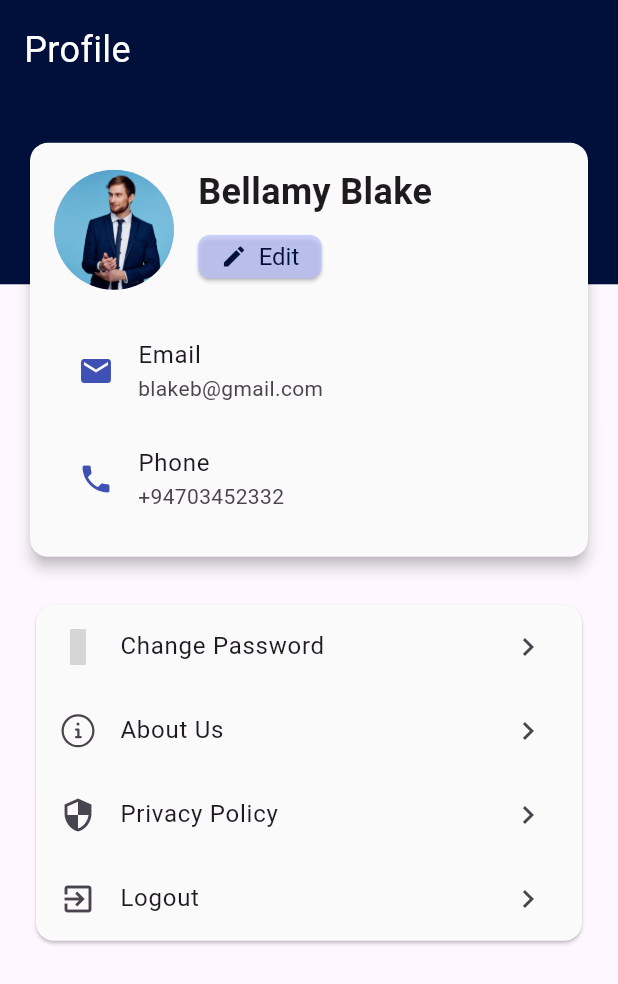
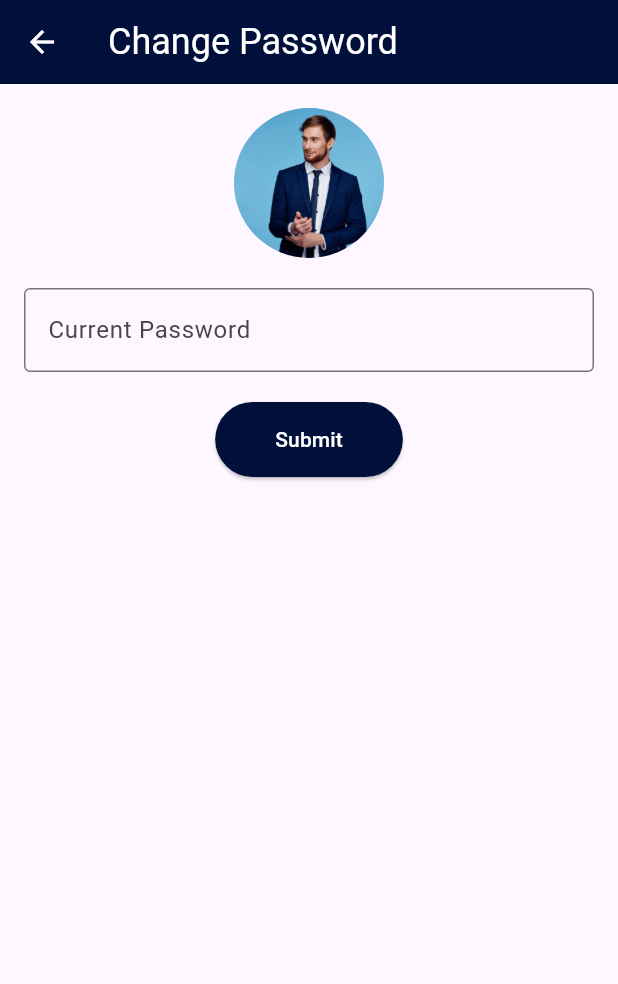
Before and after one commit to Driveaze-3-rd-year-group-project/supervisor_app, a Flutter app: the ProfilePage screen opened directly, after a tap on "Change Password", on a phone screen of 412 x 824 dp. Shown: the top 984 px of the screen. Run offline on Flutter 3.47's test engine with Material 3 defaults, Android fonts, the light colour scheme and no system bars; our stand-ins replace device_preview, flutter_native_splash, flutter_vector_icons, get, syncfusion_flutter_charts; grey boxes are pictures that could not be loaded.

Commit message:
create change password

```diff
--- /dev/null
+++ b/lib/screens/ChangePassword.dart
@@ -0,0 +1,174 @@
+import 'package:flutter/material.dart';
+
+class ChangePasswordScreen extends StatefulWidget {
+  @override
+  _ChangePasswordScreenState createState() => _ChangePasswordScreenState();
+}
+
+class _ChangePasswordScreenState extends State<ChangePasswordScreen> {
+  final _formKey = GlobalKey<FormState>();
+  bool _showNewPasswordFields = false;
+  String _currentPassword = '';
+  String _newPassword = '';
+  String _confirmPassword = '';
+
+  final TextEditingController _newPasswordController = TextEditingController();
+  final TextEditingController _confirmPasswordController = TextEditingController();
+
+  // Add FocusNodes for new password and confirm password fields
+  final FocusNode _newPasswordFocus = FocusNode();
+  final FocusNode _confirmPasswordFocus = FocusNode();
+
+  @override
+  void dispose() {
+    _newPasswordController.dispose();
+    _confirmPasswordController.dispose();
+    _newPasswordFocus.dispose();
+    _confirmPasswordFocus.dispose();
+    super.dispose();
+  }
+
+  void _validateCurrentPassword() {
+    if (_currentPassword == 'password123') {
+      setState(() {
+        _showNewPasswordFields = true;
+      });
+      // Set focus to the new password field after a short delay
+      Future.delayed(Duration(milliseconds: 100), () {
+        FocusScope.of(context).requestFocus(_newPasswordFocus);
+      });
+    } else {
+      ScaffoldMessenger.of(context).showSnackBar(
+        SnackBar(content: Text('Incorrect current password')),
+      );
+    }
+  }
+
+  void _changePassword() {
+    if (_formKey.currentState!.validate()) {
+      print('Password changed successfully');
+      Navigator.pop(context);
+    }
+  }
+
+  @override
+  Widget build(BuildContext context) {
+    return Scaffold(
+      appBar: AppBar(
+        leading: IconButton(
+          icon: Icon(Icons.arrow_back, color: Colors.white),
+          onPressed: () => Navigator.of(context).pop(),
+        ),
+        title: Text('Change Password', style: TextStyle(
+          color: Colors.white,
+          fontSize: 24,
+        ),),
+        backgroundColor: Color(0xFF01103B),
+      ),
+      body: SingleChildScrollView(
+        padding: EdgeInsets.all(16),
+        child: Form(
+          key: _formKey,
+          child: Column(
+            children: [
+              CircleAvatar(
+                radius: 50,
+                backgroundImage: AssetImage('assets/user.png'),
+              ),
+              SizedBox(height: 20),
+              if (!_showNewPasswordFields) ...[
+                TextFormField(
+                  obscureText: true,
+                  decoration: InputDecoration(
+                    labelText: 'Current Password',
+                    border: OutlineInputBorder(),
+                  ),
+                  validator: (value) {
+                    if (value == null || value.isEmpty) {
+                      return 'Please enter your current password';
+                    }
+                    return null;
+                  },
+                  onChanged: (value) {
+                    _currentPassword = value;
+                  },
+                ),
+                SizedBox(height: 20),
+                ElevatedButton(
+                  onPressed: _validateCurrentPassword,
+                  child: Text('Submit', style: TextStyle( color: Colors.white),),
+                  style: ElevatedButton.styleFrom(
+                    backgroundColor: Color(0xFF01103B),
+                    padding: EdgeInsets.symmetric(horizontal: 40, vertical: 15),
+                  ),
+                ),
+              ],
+              if (_showNewPasswordFields) ...[
+                Text(
+                  'Current password validated successfully',
+                  style: TextStyle(
+                    color: Colors.green,
+                    fontWeight: FontWeight.bold,
+                  ),
+                ),
+                SizedBox(height: 20),
+                TextFormField(
+                  controller: _newPasswordController,
+                  focusNode: _newPasswordFocus,
+                  obscureText: true,
+                  decoration: InputDecoration(
+                    labelText: 'New Password',
+                    border: OutlineInputBorder(),
+                  ),
+                  validator: (value) {
+                    if (value == null || value.isEmpty) {
+                      return 'Please enter a new password';
+                    }
+                    if (value.length < 6) {
+                      return 'Password must be at least 6 characters long';
+                    }
+                    return null;
+                  },
+                  onChanged: (value) {
+                    _newPassword = value;
+                  },
+                ),
+                SizedBox(height: 20),
+                TextFormField(
+                  controller: _confirmPasswordController,
+                  focusNode: _confirmPasswordFocus,
+                  obscureText: true,
+                  decoration: InputDecoration(
+                    labelText: 'Confirm New Password',
+                    border: OutlineInputBorder(),
+                  ),
+                  validator: (value) {
+                    if (value == null || value.isEmpty) {
+                      return 'Please confirm your new password';
+                    }
+                    if (value != _newPassword) {
+                      return 'Passwords do not match';
+                    }
+                    return null;
+                  },
+                  onChanged: (value) {
+                    _confirmPassword = value;
+                  },
+                ),
+                SizedBox(height: 20),
+                ElevatedButton(
+                  onPressed: _changePassword,
+                  child: Text('Change Password', style: TextStyle( color: Colors.white),),
+                  style: ElevatedButton.styleFrom(
+                    backgroundColor: Color(0xFF01103B),
+                    padding: EdgeInsets.symmetric(horizontal: 40, vertical: 15),
+                  ),
+                ),
+              ],
+            ],
+          ),
+        ),
+      ),
+    );
+  }
+}
--- a/lib/screens/Profile.dart
+++ b/lib/screens/Profile.dart
@@ -1,3 +1,4 @@
+import 'package:Samarasinghe/screens/ChangePassword.dart';
 import 'package:Samarasinghe/screens/login.dart';
 import 'package:flutter/material.dart';
 import 'package:flutter_vector_icons/flutter_vector_icons.dart';
@@ -59,7 +60,10 @@ class _ProfilePageState extends State<ProfilePage> {
                           title: Text('Change Password'),
                           trailing: Icon(Icons.chevron_right),
                           onTap: () {
-                            // Open language settings
+                            Navigator.push(
+                              context,
+                              MaterialPageRoute(builder: (context) => ChangePasswordScreen()),
+                            );
                           },
                         ),
                         ListTile(
```
